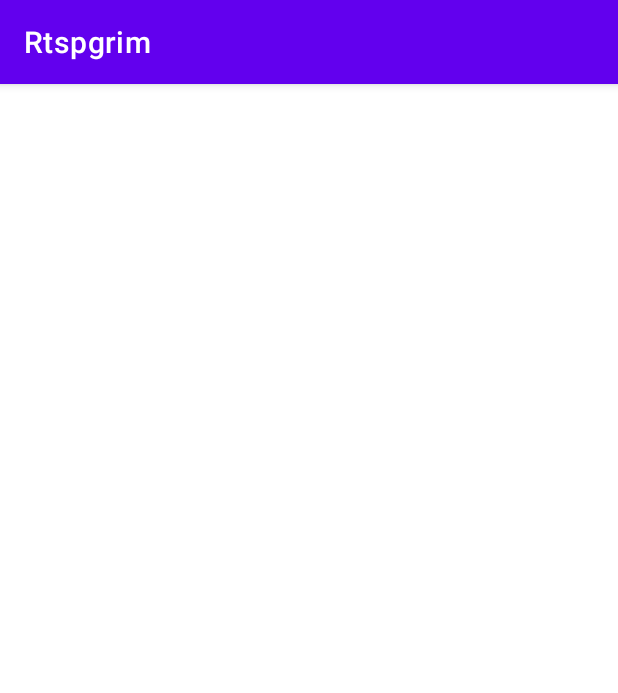
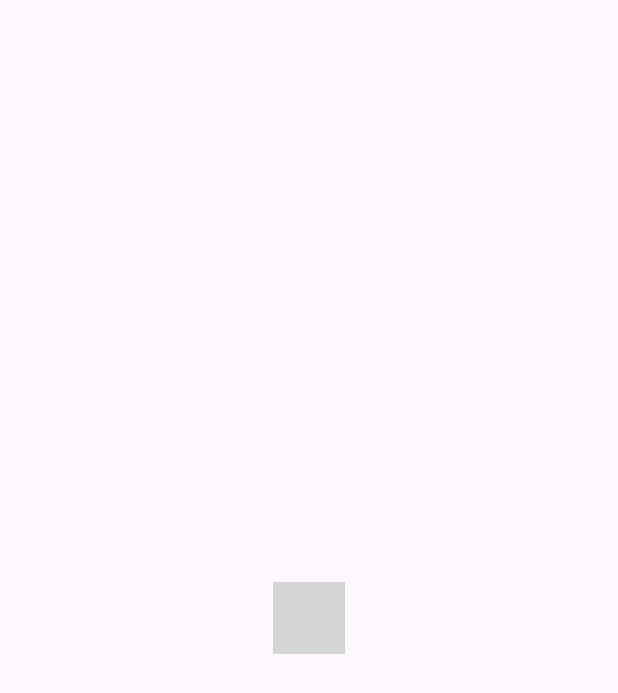
Before and after one commit to grimgdl/rtspgrim, an Android app built with Jetpack Compose: the screen it shows after launch (MainActivity), on a phone screen of 412 x 824 dp. Shown: the top 693 px of the screen. Run offline under Robolectric (Android 15) with nearby library versions, the phone set to English and light mode, and no system bars; libraries missing offline, so code that uses them is left out: org.videolan.libvlc; 4 statements that could not run were skipped; grey boxes are pictures that could not be loaded.

Commit message:
rtps extreme improvements

```diff
--- a/app/src/main/java/com/grimgdl/rtspgrim/MainActivity.kt
+++ b/app/src/main/java/com/grimgdl/rtspgrim/MainActivity.kt
@@ -1,113 +1,47 @@
 package com.grimgdl.rtspgrim
 
-
-import android.net.Uri
-import android.os.Build
 import android.os.Bundle
-import android.util.Log
-import android.view.SurfaceHolder
-import android.view.ViewGroup
-
-import androidx.annotation.RequiresApi
-import androidx.appcompat.app.AppCompatActivity
-import com.grimgdl.rtspgrim.databinding.MainActivityLayoutBinding
-import org.videolan.libvlc.LibVLC
-import org.videolan.libvlc.Media
-import org.videolan.libvlc.MediaPlayer
+import androidx.activity.compose.setContent
+import androidx.activity.enableEdgeToEdge
+import androidx.activity.ComponentActivity
+import androidx.compose.foundation.layout.Box
+import androidx.compose.foundation.layout.fillMaxSize
+import androidx.compose.material3.Scaffold
+import androidx.compose.ui.Alignment
+import androidx.compose.ui.Modifier
+import com.grimgdl.rtspgrim.ui.presentation.pages.MainScreen
+import com.grimgdl.rtspgrim.ui.theme.RtspTheme
 
 
-class MainActivity: AppCompatActivity(), SurfaceHolder.Callback {
+
+class MainActivity: ComponentActivity() {
 
 
-    private lateinit var mediaPlayer : MediaPlayer
-    private lateinit var vlc: LibVLC
 
-
-    @RequiresApi(Build.VERSION_CODES.R)
     override fun onCreate(savedInstanceState: Bundle?) {
         super.onCreate(savedInstanceState)
 
-        val binding = MainActivityLayoutBinding.inflate(layoutInflater)
-        setContentView(binding.root)
+        enableEdgeToEdge()
 
-        val vlcVideoLayout = binding.videoLayout
+        setContent {
 
-        val options = mutableListOf("-vvv")
-        options.add("--sout-transcode-vb=750")
+            RtspTheme {
 
-        options.add(String.format("--rtsp-user=%s", BuildConfig.USER))
-        options.add(String.format("--rtsp-pwd=%s", BuildConfig.PASS))
+                Scaffold { innerPadding ->
+                    Box(
+                        modifier = Modifier.fillMaxSize(),
+                        contentAlignment = Alignment.Center
+                    ){
 
-        vlc = LibVLC(this, options)
-        mediaPlayer = MediaPlayer(vlc)
-        mediaPlayer.vlcVout.setVideoSurface(vlcVideoLayout.holder.surface,  vlcVideoLayout.holder)
+                        MainScreen()
+                    }
+                }
+
+            }
 
 
-        vlcVideoLayout.holder.addCallback(this)
-
-        val ivlcVout = mediaPlayer.vlcVout
-        //ivlcVout.setWindowSize(1280, 720)
-        ivlcVout.attachViews()
-
-
-        val connectionData = String.format("rtsp://%s:%s/cam/realmonitor?channel=1&subtype=0",
-             BuildConfig.HOST, BuildConfig.PORT)
-
-        val media = Media(vlc, Uri.parse(connectionData))
-
-
-        mediaPlayer.media = media
-        //media.release()
-
-        mediaPlayer.setEventListener {
-
-            binding.bitrate.post {
-                binding.bitrate.text = it.lengthChanged.toString()
-            }
-
-        }
-
-
-        binding.play.setOnClickListener{
-            if (mediaPlayer.isPlaying) mediaPlayer.stop()
-            else mediaPlayer.play()
-
-            media.release()
         }
 
     }
 
-
-
-
-    override fun onDestroy() {
-        super.onDestroy()
-
-        mediaPlayer.release()
-        vlc.release()
-
-    }
-
-
-    override fun onStop() {
-        super.onStop()
-
-        mediaPlayer.stop()
-        mediaPlayer.detachViews()
-
-    }
-
-    override fun surfaceCreated(holder: SurfaceHolder) {
-
-    }
-
-    override fun surfaceChanged(holder: SurfaceHolder, format: Int, width: Int, height: Int) {
-        mediaPlayer.vlcVout.setWindowSize(width, height)
-    }
-
-    override fun surfaceDestroyed(holder: SurfaceHolder) {
-
-    }
-
-
 }
--- /dev/null
+++ b/app/src/main/java/com/grimgdl/rtspgrim/ui/presentation/pages/MainScreen.kt
@@ -0,0 +1,51 @@
+package com.grimgdl.rtspgrim.ui.presentation.pages
+
+import androidx.compose.material3.Badge
+import androidx.compose.runtime.Composable
+import androidx.compose.runtime.LaunchedEffect
+import androidx.compose.runtime.remember
+import androidx.compose.ui.Modifier
+import androidx.compose.ui.platform.LocalContext
+import androidx.core.net.toUri
+import com.grimgdl.rtspgrim.BuildConfig
+import com.grimgdl.rtspgrim.ui.presentation.components.VlcPlayerView
+import org.videolan.libvlc.LibVLC
+import org.videolan.libvlc.Media
+import org.videolan.libvlc.MediaPlayer
+
+
+@Composable
+fun MainScreen(modifier: Modifier = Modifier) {
+    val context = LocalContext.current
+
+    val libVlc = remember{ LibVLC(context, listOf(
+        "--no-osd",                        // No mostrar overlays (títulos, etc.)
+        "--no-video-title-show",          // Quitar título de video al inicio
+        "--network-caching=150",          // Caché en red (milisegundos)
+        "--live-caching=100",             // Caché para streaming en vivo (milisegundos)
+        "--file-caching=150",             // Por si se cae a fallback file stream
+        "--clock-jitter=0",               // Eliminar jitter buffer (mejora latencia)
+        "--clock-synchro=0",              // No sincroniza con reloj local (menos delay)
+        "--avcodec-hw=any",               // Habilita decodificación por hardware
+        "--codec=avcodec",
+        "--rtsp-user=${BuildConfig.USER}",
+        "--rtsp-pwd=${BuildConfig.PASS}",
+        "--rtsp-tcp",
+        "-vvv"
+    ).toList()) }
+    val mediaPlayer = remember{ MediaPlayer(libVlc) }
+
+    val connectionData = "rtsp://${BuildConfig.HOST}:${BuildConfig.PORT}/cam/realmonitor?channel=1&subtype=0"
+    val media = Media(libVlc, connectionData.toUri()).apply {
+        addOption(":network-caching=200")
+        addOption(":live-caching=150")
+        addOption(":file-caching=200")
+    }
+
+    VlcPlayerView(mediaPlayer, media)
+
+    LaunchedEffect(Unit) {
+
+    }
+
+}
--- /dev/null
+++ b/app/src/main/java/com/grimgdl/rtspgrim/ui/theme/Theme.kt
@@ -0,0 +1,37 @@
+package com.grimgdl.rtspgrim.ui.theme
+
+import androidx.compose.foundation.isSystemInDarkTheme
+import androidx.compose.material3.MaterialTheme
+import androidx.compose.material3.darkColorScheme
+import androidx.compose.material3.lightColorScheme
+import androidx.compose.runtime.Composable
+import androidx.compose.ui.graphics.Color
+
+
+private val DarkColorScheme = darkColorScheme(
+
+    background = Color(0xFF2A2A2A)
+
+)
+
+
+private val LightColorScheme = lightColorScheme()
+
+
+
+
+@Composable
+fun RtspTheme(
+    darkTheme: Boolean = isSystemInDarkTheme(),
+    dynamicColor: Boolean = false,
+    content: @Composable ()-> Unit
+) {
+    val colorScheme = when {
+        darkTheme -> DarkColorScheme
+        else -> LightColorScheme
+    }
+    MaterialTheme(
+        colorScheme = colorScheme,
+        content = content
+    )
+}
--- a/app/src/main/res/values-night/themes.xml
+++ b/app/src/main/res/values-night/themes.xml
@@ -1,16 +1,5 @@
 <resources xmlns:tools="http://schemas.android.com/tools">
     <!-- Base application theme. -->
-    <style name="Theme.Rtspgrim" parent="Theme.MaterialComponents.DayNight.DarkActionBar">
-        <!-- Primary brand color. -->
-        <item name="colorPrimary">@color/purple_200</item>
-        <item name="colorPrimaryVariant">@color/purple_700</item>
-        <item name="colorOnPrimary">@color/black</item>
-        <!-- Secondary brand color. -->
-        <item name="colorSecondary">@color/teal_200</item>
-        <item name="colorSecondaryVariant">@color/teal_200</item>
-        <item name="colorOnSecondary">@color/black</item>
-        <!-- Status bar color. -->
-        <item name="android:statusBarColor" tools:targetApi="l">?attr/colorPrimaryVariant</item>
-        <!-- Customize your theme here. -->
-    </style>
+    <style name="Theme.Rtspgrim" parent="android:Theme.Material.Light.NoActionBar"/>
+
 </resources>
--- a/app/src/main/res/values/themes.xml
+++ b/app/src/main/res/values/themes.xml
@@ -1,16 +1,11 @@
 <resources xmlns:tools="http://schemas.android.com/tools">
     <!-- Base application theme. -->
-    <style name="Theme.Rtspgrim" parent="Theme.MaterialComponents.DayNight.DarkActionBar">
+    <style name="Theme.Rtspgrim" parent="android:Theme.Material.Light.NoActionBar">
+
+        <item name="android:windowIsTranslucent">true</item>
+
+    </style>
         <!-- Primary brand color. -->
-        <item name="colorPrimary">@color/purple_500</item>
-        <item name="colorPrimaryVariant">@color/purple_700</item>
-        <item name="colorOnPrimary">@color/white</item>
-        <!-- Secondary brand color. -->
-        <item name="colorSecondary">@color/teal_200</item>
-        <item name="colorSecondaryVariant">@color/teal_700</item>
-        <item name="colorOnSecondary">@color/black</item>
-        <!-- Status bar color. -->
-        <item name="android:statusBarColor" tools:targetApi="l">?attr/colorPrimaryVariant</item>
-        <!-- Customize your theme here. -->
-    </style>
+
+
 </resources>
--- /dev/null
+++ b/build.gradle.kts
@@ -0,0 +1,6 @@
+// Top-level build file where you can add configuration options common to all sub-projects/modules.
+plugins {
+    alias(libs.plugins.android.application) apply false
+    alias(libs.plugins.kotlin.android) apply false
+    alias(libs.plugins.compose.compiler) apply false
+}
--- a/settings.gradle
+++ b/settings.gradle.kts
@@ -13,4 +13,4 @@ dependencyResolutionManagement {
     }
 }
 rootProject.name = "Rtspgrim"
-include ':app'
+include(":app")
```
Also changed, not shown: app/build.gradle (deleted, +0 -58 lines), app/build.gradle.kts (added, +93 -0 lines), app/src/main/java/com/grimgdl/rtspgrim/ui/presentation/components/VlcPlayer.kt (added, +71 -0 lines), app/src/main/res/layout/main_activity_layout.xml (deleted, +0 -43 lines), build.gradle (deleted, +0 -10 lines), gradle.properties (+3 -22 lines), gradle/libs.versions.toml (added, +29 -0 lines), gradle/wrapper/gradle-wrapper.properties.
